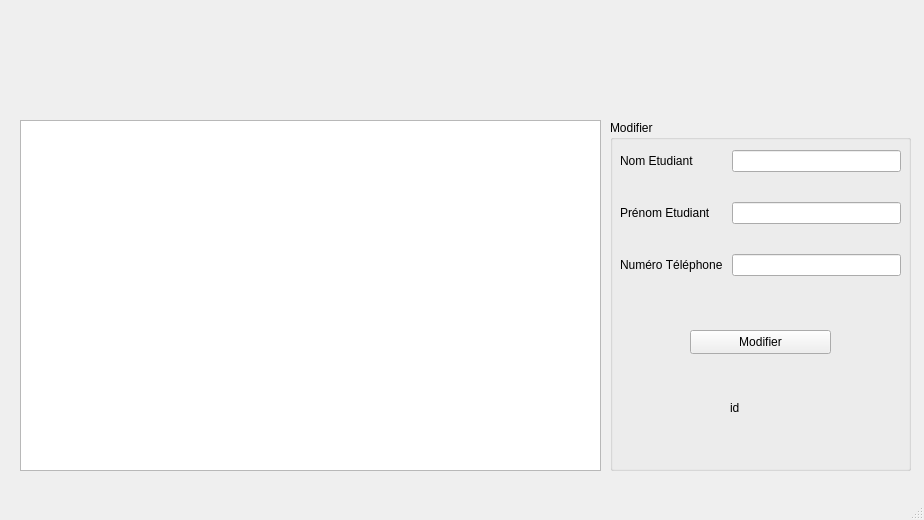
Before: the Qt Designer form mainwindow.ui in Frankral/ProjetFinL1, drawn with Qt 5.
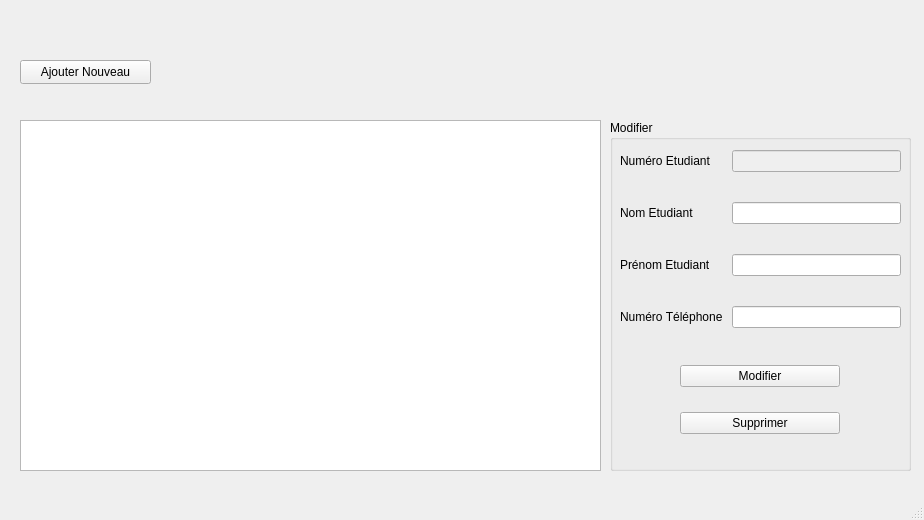
After: the same form once the commit is applied. Custom widgets are drawn as their Qt base class.

Commit message: ajout + modification: CRUD general

The edit to the form file:
```diff
--- a/mainwindow.ui
+++ b/mainwindow.ui
@@ -63,74 +63,101 @@
        <x>10</x>
        <y>30</y>
        <width>281</width>
-       <height>164</height>
+       <height>188</height>
       </rect>
      </property>
      <layout class="QFormLayout" name="formLayout">
       <property name="verticalSpacing">
        <number>30</number>
       </property>
-      <item row="0" column="0">
+      <item row="1" column="0">
        <widget class="QLabel" name="label">
         <property name="text">
          <string>Nom Etudiant</string>
         </property>
        </widget>
       </item>
-      <item row="0" column="1">
+      <item row="1" column="1">
        <widget class="QLineEdit" name="InputNom"/>
       </item>
-      <item row="1" column="0">
+      <item row="2" column="0">
        <widget class="QLabel" name="label_3">
         <property name="text">
          <string>Prénom Etudiant</string>
         </property>
        </widget>
       </item>
-      <item row="1" column="1">
+      <item row="2" column="1">
        <widget class="QLineEdit" name="InputPrenom"/>
       </item>
-      <item row="2" column="0">
+      <item row="3" column="0">
        <widget class="QLabel" name="label_2">
         <property name="text">
          <string>Numéro Téléphone </string>
         </property>
        </widget>
       </item>
-      <item row="2" column="1">
+      <item row="3" column="1">
        <widget class="CustomLineEdit" name="InputNumTel"/>
       </item>
+      <item row="0" column="0">
+       <widget class="QLabel" name="label_4">
+        <property name="text">
+         <string>Numéro Etudiant</string>
+        </property>
+       </widget>
+      </item>
+      <item row="0" column="1">
+       <widget class="QLineEdit" name="numEtudiant">
+        <property name="enabled">
+         <bool>false</bool>
+        </property>
+       </widget>
+      </item>
      </layout>
     </widget>
-    <widget class="QPushButton" name="modifierButton">
+    <widget class="QWidget" name="verticalLayoutWidget">
      <property name="geometry">
       <rect>
-       <x>80</x>
-       <y>210</y>
-       <width>141</width>
-       <height>24</height>
+       <x>70</x>
+       <y>230</y>
+       <width>160</width>
+       <height>101</height>
       </rect>
      </property>
-     <property name="text">
-      <string>Modifier</string>
-     </property>
+     <layout class="QVBoxLayout" name="verticalLayout">
+      <property name="spacing">
+       <number>10</number>
+      </property>
+      <item>
+       <widget class="QPushButton" name="modifierButton">
+        <property name="text">
+         <string>Modifier</string>
+        </property>
+       </widget>
+      </item>
+      <item>
+       <widget class="QPushButton" name="supprimerButton">
+        <property name="text">
+         <string>Supprimer</string>
+        </property>
+       </widget>
+      </item>
+     </layout>
     </widget>
-    <widget class="QLabel" name="numEtudiant">
-     <property name="geometry">
-      <rect>
-       <x>120</x>
-       <y>280</y>
-       <width>49</width>
-       <height>16</height>
-      </rect>
-     </property>
-     <property name="text">
-      <string>id</string>
-     </property>
-    </widget>
-    <zorder>numEtudiant</zorder>
-    <zorder>formLayoutWidget</zorder>
-    <zorder>modifierButton</zorder>
+   </widget>
+   <widget class="QPushButton" name="ajoutButton">
+    <property name="geometry">
+     <rect>
+      <x>20</x>
+      <y>60</y>
+      <width>131</width>
+      <height>24</height>
+     </rect>
+    </property>
+    <property name="text">
+     <string>Ajouter Nouveau</string>
+    </property>
    </widget>
   </widget>
   <widget class="QMenuBar" name="menubar">
```
The commit also changes 9 other files.
